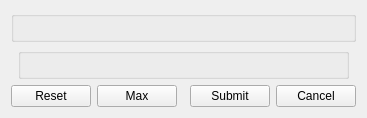
Qt form source/skilldetailswidget.ui (pionere/d1-graphics-tool) before a commit.
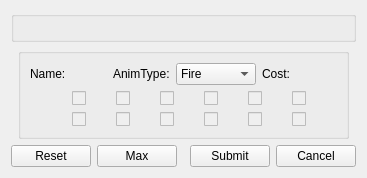
The same form after that commit.

What changed in the file:
```diff
--- a/source/skilldetailswidget.ui
+++ b/source/skilldetailswidget.ui
@@ -19,7 +19,210 @@
       </item>
       <item>
        <widget class="QGroupBox" name="skillPropertiesBox">
-        <layout class="QHBoxLayout" name="skillProperties"/>
+        <layout class="QGridLayout">
+         <item row="0" column="0">
+          <widget class="QLabel">
+           <property name="minimumWidth">
+            <number>48</number>
+           </property>
+           <property name="text">
+            <string>Name:</string>
+           </property>
+          </widget>
+         </item>
+         <item row="0" column="1">
+          <widget class="QLabel" name="skillName"/>
+         </item>
+         <item row="0" column="2">
+          <widget class="QLabel">
+           <property name="minimumWidth">
+            <number>48</number>
+           </property>
+           <property name="text">
+            <string>AnimType:</string>
+           </property>
+          </widget>
+         </item>
+         <item row="0" column="3">
+          <widget class="QComboBox" name="skillType">
+           <item>
+            <property name="text">
+             <string>Fire</string>
+            </property>
+           </item>
+           <item>
+            <property name="text">
+             <string>Lightning</string>
+            </property>
+           </item>
+           <item>
+            <property name="text">
+             <string>Magic</string>
+            </property>
+           </item>
+           <item>
+            <property name="text">
+             <string>None</string>
+            </property>
+           </item>
+          </widget>
+         </item>
+         <item row="0" column="4">
+          <widget class="QLabel">
+           <property name="minimumWidth">
+            <number>48</number>
+           </property>
+           <property name="text">
+            <string>Cost:</string>
+           </property>
+          </widget>
+         </item>
+         <item row="0" column="5">
+          <widget class="QLabel" name="skillManaCost"/>
+         </item>
+         <item row="1" column="1" colspan="5">
+          <layout class="QHBoxLayout">
+           <item>
+            <widget class="QCheckBox" name="misBaseAreaCheckBox">
+             <property name="enabled">
+              <bool>false</bool>
+             </property>
+             <property name="toolTip">
+              <string>Area damage (alternative hit chance calculation)</string>
+             </property>
+            </widget>
+           </item>
+           <item>
+            <widget class="QCheckBox" name="misBaseNoBlockCheckBox">
+             <property name="enabled">
+              <bool>false</bool>
+             </property>
+             <property name="toolTip">
+              <string>can not be blocked</string>
+             </property>
+            </widget>
+           </item>
+           <item>
+            <widget class="QCheckBox" name="misBaseDotCheckBox">
+             <property name="enabled">
+              <bool>false</bool>
+             </property>
+             <property name="toolTip">
+              <string>Damage Over Time (Get-Hit is ineffective)</string>
+             </property>
+            </widget>
+           </item>
+           <item>
+            <widget class="QCheckBox" name="misBaseLeadCheckBox">
+             <property name="enabled">
+              <bool>false</bool>
+             </property>
+             <property name="toolTip">
+              <string>Leads monsters to the player</string>
+             </property>
+            </widget>
+           </item>
+           <item>
+            <widget class="QCheckBox" name="misBaseShroudCheckBox">
+             <property name="enabled">
+              <bool>false</bool>
+             </property>
+             <property name="toolTip">
+              <string>Interacts with Shroud</string>
+             </property>
+            </widget>
+           </item>
+           <item>
+            <widget class="QCheckBox" name="misBaseArrowCheckBox">
+             <property name="enabled">
+              <bool>false</bool>
+             </property>
+             <property name="toolTip">
+              <string>Arrow Missile</string>
+             </property>
+            </widget>
+           </item>
+           <item>
+            <spacer>
+             <property name="orientation">
+              <enum>Qt::Horizontal</enum>
+             </property>
+            </spacer>
+           </item>
+          </layout>
+         </item>
+         <item row="2" column="1" colspan="5">
+          <layout class="QHBoxLayout">
+           <item>
+            <widget class="QCheckBox" name="misAreaCheckBox">
+             <property name="enabled">
+              <bool>false</bool>
+             </property>
+             <property name="toolTip">
+              <string>Area damage (alternative hit chance calculation)</string>
+             </property>
+            </widget>
+           </item>
+           <item>
+            <widget class="QCheckBox" name="misNoBlockCheckBox">
+             <property name="enabled">
+              <bool>false</bool>
+             </property>
+             <property name="toolTip">
+              <string>can not be blocked</string>
+             </property>
+            </widget>
+           </item>
+           <item>
+            <widget class="QCheckBox" name="misDotCheckBox">
+             <property name="enabled">
+              <bool>false</bool>
+             </property>
+             <property name="toolTip">
+              <string>Damage Over Time (Get-Hit is ineffective)</string>
+             </property>
+            </widget>
+           </item>
+           <item>
+            <widget class="QCheckBox" name="misLeadCheckBox">
+             <property name="enabled">
+              <bool>false</bool>
+             </property>
+             <property name="toolTip">
+              <string>Leads monsters to the player</string>
+             </property>
+            </widget>
+           </item>
+           <item>
+            <widget class="QCheckBox" name="misShroudCheckBox">
+             <property name="enabled">
+              <bool>false</bool>
+             </property>
+             <property name="toolTip">
+              <string>Interacts with Shroud</string>
+             </property>
+            </widget>
+           </item>
+           <item>
+            <widget class="QCheckBox" name="misArrowCheckBox">
+             <property name="enabled">
+              <bool>false</bool>
+             </property>
+             <property name="toolTip">
+              <string>Arrow Missile</string>
+             </property>
+            </widget>
+           </item>
+           <item>
+            <spacer>
+             <property name="orientation">
+              <enum>Qt::Horizontal</enum>
+             </property>
+            </spacer>
+           </item>
+          </layout>
+         </item>
+        </layout>
        </widget>
       </item>
       <item>
```
